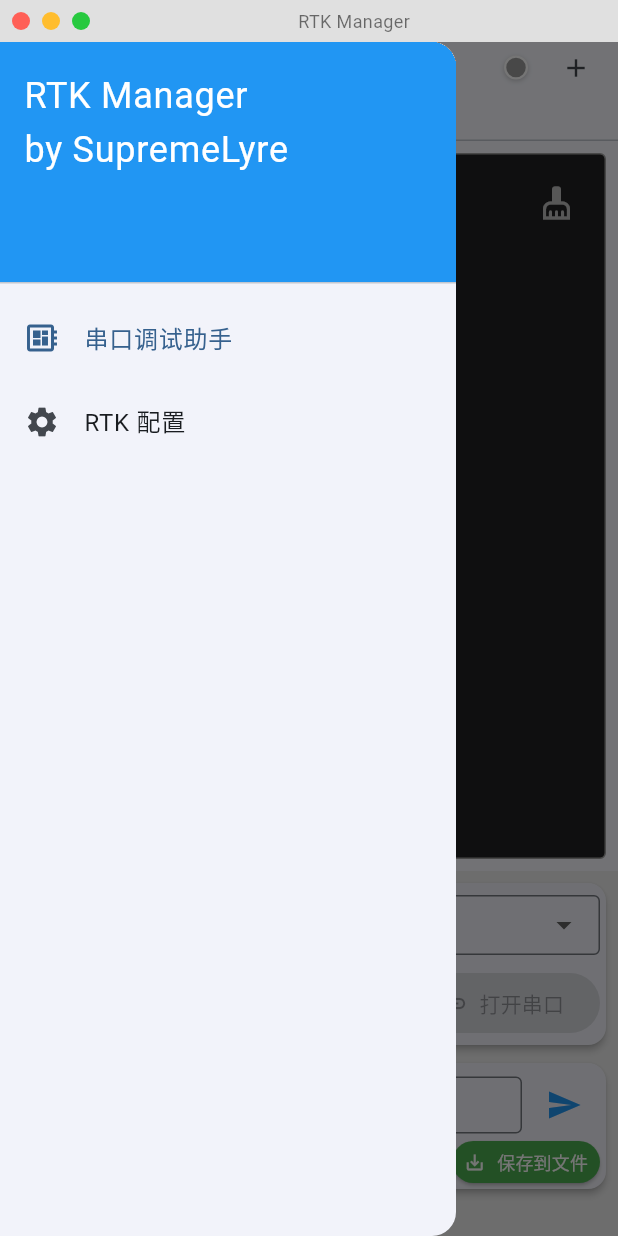
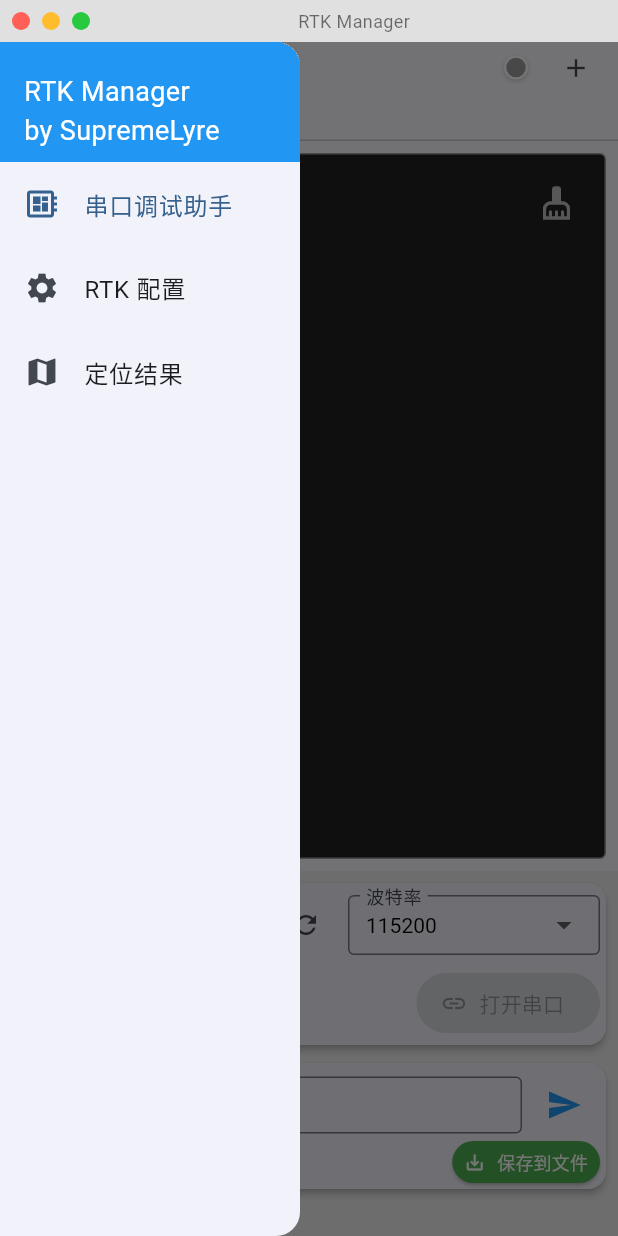
Before and after one commit to SupremeLyre/rtkmanager, a Flutter app: the screen it shows after launch, after a tap on the "menu" icon, on a phone screen of 412 x 824 dp. Run offline on Flutter 3.47's test engine with Material 3 defaults, Android fonts, the light colour scheme and no system bars; our stand-ins replace file_picker, flutter_map, latlong2; missing offline and left inert: bitsdojo_window, flutter_libserialport; Roboto replaces fonts that are missing (SourceHanSansHWSC); statements that could not run were skipped.

Commit message:
add position display page

```diff
--- a/lib/home_page.dart
+++ b/lib/home_page.dart
@@ -1,6 +1,7 @@
 import 'package:flutter/material.dart';
 import 'serial_debug_page.dart';
 import 'rtk_config_page.dart';
+import 'positioning_page.dart';
 
 class HomePage extends StatefulWidget {
   const HomePage({super.key});
@@ -28,15 +29,20 @@ class _HomePageState extends State<HomePage> {
   Widget build(BuildContext context) {
     return Scaffold(
       key: _scaffoldKey,
-      drawer: Drawer(
+      drawer: SizedBox(
+        width: 200,
+        child: Drawer(
           child: ListView(
             padding: EdgeInsets.zero,
             children: [
-            const DrawerHeader(
-              decoration: BoxDecoration(color: Colors.blue),
-              child: Text(
+              Container(
+                height: 80,
+                padding: const EdgeInsets.fromLTRB(16, 16, 16, 8),
+                decoration: const BoxDecoration(color: Colors.blue),
+                alignment: Alignment.bottomLeft,
+                child: const Text(
                   'RTK Manager\r\nby SupremeLyre',
-                style: TextStyle(color: Colors.white, fontSize: 24),
+                  style: TextStyle(color: Colors.white, fontSize: 18),
                 ),
               ),
               ListTile(
@@ -51,7 +57,14 @@ class _HomePageState extends State<HomePage> {
                 selected: _selectedIndex == 1,
                 onTap: () => _onItemTapped(1),
               ),
+              ListTile(
+                leading: const Icon(Icons.map),
+                title: const Text('定位结果'),
+                selected: _selectedIndex == 2,
+                onTap: () => _onItemTapped(2),
+              ),
             ],
+          ),
         ),
       ),
       body: IndexedStack(
@@ -59,6 +72,7 @@ class _HomePageState extends State<HomePage> {
         children: [
           SerialDebugPage(onOpenDrawer: _openDrawer),
           RtkConfigPage(onOpenDrawer: _openDrawer),
+          MobilePositioningPage(onOpenDrawer: _openDrawer),
         ],
       ),
     );
--- /dev/null
+++ b/lib/positioning_page.dart
@@ -0,0 +1,377 @@
+import 'dart:async';
+import 'dart:math';
+import 'package:flutter/material.dart';
+import 'package:flutter_map/flutter_map.dart';
+import 'package:latlong2/latlong.dart';
+import 'serial_service.dart';
+
+class MobilePositioningPage extends StatefulWidget {
+  final VoidCallback onOpenDrawer;
+
+  const MobilePositioningPage({super.key, required this.onOpenDrawer});
+
+  @override
+  State<MobilePositioningPage> createState() => _MobilePositioningPageState();
+}
+
+class _MobilePositioningPageState extends State<MobilePositioningPage> {
+  final MapController _mapController = MapController();
+  final List<PositionHistoryPoint> _points = [];
+  StreamSubscription<String>? _subscription;
+  bool _autoCenter = true;
+  PositionInfo? _currentInfo;
+
+  // Gaode Map Tile URL (Standard/Vector implementation)
+  final String _amapUrl =
+      'http://webrd{s}.is.autonavi.com/appmaptile?lang=zh_cn&size=1&scale=1&style=8&x={x}&y={y}&z={z}';
+
+  @override
+  void initState() {
+    super.initState();
+    // Subscribe to the serial service line stream
+    _subscription = SerialService().lineStream.listen(_handleLine);
+  }
+
+  @override
+  void dispose() {
+    _subscription?.cancel();
+    _mapController.dispose();
+    super.dispose();
+  }
+
+  void _handleLine(String line) {
+    // $PPPSOL,20260107121342.00,4,08,114.35696878,0.016,30.52845181,...
+    if (!line.startsWith('\$PPPSOL')) return;
+
+    try {
+      final parts = line.split(',');
+      if (parts.length < 23) return; // Ensure we have enough fields
+
+      // Parse Status
+      final int status = int.tryParse(parts[2]) ?? 0;
+
+      // Parse Coordinates
+      final double lon = double.tryParse(parts[4]) ?? 0.0;
+      final double lat = double.tryParse(parts[6]) ?? 0.0;
+
+      if (lon == 0 && lat == 0) return;
+
+      // Convert WGS84 to GCJ-02
+      final LatLng gcj02Pos = CoordinateConverter.wgs84ToGcj02(lat, lon);
+
+      // Parse Additional Info
+      final String rawTime = parts[1];
+      String timeStr = rawTime;
+      if (rawTime.length >= 14) {
+        // yyyymmddhhmmss.ss -> hh:mm:ss.ss
+        timeStr =
+            "${rawTime.substring(8, 10)}:${rawTime.substring(10, 12)}:${rawTime.substring(12)}";
+      }
+
+      // Accuracy
+      final double eastAcc = double.tryParse(parts[5]) ?? 0.0;
+      final double northAcc = double.tryParse(parts[7]) ?? 0.0;
+      final double upAcc = double.tryParse(parts[9]) ?? 0.0;
+      final double posAcc3D = sqrt(
+        eastAcc * eastAcc + northAcc * northAcc + upAcc * upAcc,
+      );
+
+      // Velocity
+      final double ve = double.tryParse(parts[11]) ?? 0.0;
+      final double vn = double.tryParse(parts[13]) ?? 0.0;
+      final double vu = double.tryParse(parts[15]) ?? 0.0;
+      final double speed3D = sqrt(ve * ve + vn * vn + vu * vu);
+
+      // Velocity Accuracy
+      final double veAcc = double.tryParse(parts[12]) ?? 0.0;
+      final double vnAcc = double.tryParse(parts[14]) ?? 0.0;
+      final double vuAcc = double.tryParse(parts[16]) ?? 0.0;
+      final double speedAcc3D = sqrt(
+        veAcc * veAcc + vnAcc * vnAcc + vuAcc * vuAcc,
+      );
+
+      // DOPs
+      final double dop1 = double.tryParse(parts[20]) ?? 0.0;
+      final double dop2 = double.tryParse(parts[21]) ?? 0.0;
+      final double dop3 = double.tryParse(parts[22]) ?? 0.0;
+
+      final newInfo = PositionInfo(
+        utcTime: timeStr,
+        status: status,
+        speed: speed3D,
+        posAcc: posAcc3D,
+        speedAcc: speedAcc3D,
+        dop1: dop1,
+        dop2: dop2,
+        dop3: dop3,
+      );
+
+      final point = PositionHistoryPoint(location: gcj02Pos, status: status);
+
+      setState(() {
+        _currentInfo = newInfo;
+        _points.add(point);
+        // Keep a reasonable buffer if needed, e.g., last 10000 points
+        if (_points.length > 5000) {
+          _points.removeAt(0);
+        }
+      });
+
+      if (_autoCenter) {
+        _mapController.move(gcj02Pos, _mapController.camera.zoom);
+      }
+    } catch (e) {
+      debugPrint('Error parsing PPPSOL: $e');
+    }
+  }
+
+  Color _getColorForStatus(int status) {
+    switch (status) {
+      case 3: // SPP
+        return Colors.pink;
+      case 4: // PPP
+        return Colors.blue;
+      case 5: // Prediction
+        return Colors.red;
+      default:
+        return Colors.grey;
+    }
+  }
+
+  String _getStatusText(int status) {
+    switch (status) {
+      case 3:
+        return "SPP (3)";
+      case 4:
+        return "PPP (4)";
+      case 5:
+        return "PRED (5)";
+      default:
+        return "UNKNOWN ($status)";
+    }
+  }
+
+  void _clearPoints() {
+    setState(() {
+      _points.clear();
+      _currentInfo = null;
+    });
+  }
+
+  @override
+  Widget build(BuildContext context) {
+    return Scaffold(
+      appBar: AppBar(
+        toolbarHeight: 36,
+        leading: IconButton(
+          icon: const Icon(Icons.menu),
+          iconSize: 20,
+          padding: EdgeInsets.zero,
+          constraints: const BoxConstraints(),
+          onPressed: widget.onOpenDrawer,
+        ),
+        title: const Text(
+          '定位结果 (高德)',
+          style: TextStyle(fontWeight: FontWeight.bold, fontSize: 16),
+        ),
+        actions: [
+          IconButton(
+            icon: Icon(
+              _autoCenter ? Icons.center_focus_strong : Icons.center_focus_weak,
+            ),
+            iconSize: 20,
+            padding: EdgeInsets.zero,
+            constraints: const BoxConstraints(minWidth: 32, minHeight: 32),
+            tooltip: '自动跟随',
+            onPressed: () {
+              setState(() {
+                _autoCenter = !_autoCenter;
+              });
+            },
+          ),
+          IconButton(
+            icon: const Icon(Icons.delete),
+            iconSize: 20,
+            padding: EdgeInsets.zero,
+            constraints: const BoxConstraints(minWidth: 32, minHeight: 32),
+            tooltip: '清除轨迹',
+            onPressed: _clearPoints,
+          ),
+          const SizedBox(width: 4),
+        ],
+      ),
+      body: Stack(
+        children: [
+          FlutterMap(
+            mapController: _mapController,
+            options: MapOptions(
+              // Default center (Wuhan as per example coords)
+              initialCenter: const LatLng(30.52845181, 114.35696878),
+              initialZoom: 17,
+            ),
+            children: [
+              TileLayer(
+                urlTemplate: _amapUrl,
+                userAgentPackageName: 'com.example.rtkmanager',
+                subdomains: const ['01', '02', '03', '04'], // usually wprd01-04
+              ),
+              // Using CircleMarkers for points as they are more performant for many points than Icons
+              CircleLayer(
+                circles: _points
+                    .map(
+                      (p) => CircleMarker(
+                        point: p.location,
+                        color: _getColorForStatus(p.status).withOpacity(0.8),
+                        borderStrokeWidth: 0.5,
+                        borderColor: Colors.white,
+                        radius: 2, // visible size
+                        useRadiusInMeter: false,
+                      ),
+                    )
+                    .toList(),
+              ),
+            ],
+          ),
+          if (_currentInfo != null)
+            Positioned(
+              top: 10,
+              left: 10,
+              child: Container(
+                padding: const EdgeInsets.all(8.0),
+                decoration: BoxDecoration(
+                  color: Colors.black.withOpacity(0.6),
+                  borderRadius: BorderRadius.circular(8),
+                ),
+                child: Column(
+                  crossAxisAlignment: CrossAxisAlignment.start,
+                  children: [
+                    Text(
+                      "UTC: ${_currentInfo!.utcTime}",
+                      style: const TextStyle(color: Colors.white, fontSize: 12),
+                    ),
+                    const SizedBox(height: 2),
+                    Row(
+                      children: [
+                        const Text(
+                          "Stat: ",
+                          style: TextStyle(color: Colors.white, fontSize: 12),
+                        ),
+                        Text(
+                          _getStatusText(_currentInfo!.status),
+                          style: TextStyle(
+                            color: _getColorForStatus(_currentInfo!.status),
+                            fontSize: 12,
+                            fontWeight: FontWeight.bold,
+                          ),
+                        ),
+                      ],
+                    ),
+                    const SizedBox(height: 2),
+                    Text(
+                      "Speed: ${_currentInfo!.speed.toStringAsFixed(3)} m/s",
+                      style: const TextStyle(color: Colors.white, fontSize: 12),
+                    ),
+                    const SizedBox(height: 2),
+                    Text(
+                      "Pos Acc: ${_currentInfo!.posAcc.toStringAsFixed(3)} m",
+                      style: const TextStyle(color: Colors.white, fontSize: 12),
+                    ),
+                    const SizedBox(height: 2),
+                    Text(
+                      "Spd Acc: ${_currentInfo!.speedAcc.toStringAsFixed(3)} m/s",
+                      style: const TextStyle(color: Colors.white, fontSize: 12),
+                    ),
+                    const SizedBox(height: 2),
+                    Text(
+                      "DOP: ${_currentInfo!.dop1.toStringAsFixed(2)} / ${_currentInfo!.dop2.toStringAsFixed(2)} / ${_currentInfo!.dop3.toStringAsFixed(2)}",
+                      style: const TextStyle(color: Colors.white, fontSize: 12),
+                    ),
+                  ],
+                ),
+              ),
+            ),
+        ],
+      ),
+    );
+  }
+}
+
+class PositionInfo {
+  final String utcTime;
+  final int status;
+  final double speed;
+  final double posAcc;
+  final double speedAcc;
+  final double dop1;
+  final double dop2;
+  final double dop3;
+
+  PositionInfo({
+    required this.utcTime,
+    required this.status,
+    required this.speed,
+    required this.posAcc,
+    required this.speedAcc,
+    required this.dop1,
+    required this.dop2,
+    required this.dop3,
+  });
+}
+
+class CoordinateConverter {
+  static const double pi = 3.1415926535897932384626;
+  static const double a = 6378245.0;
+  static const double ee = 0.00669342162296594323;
+
+  static LatLng wgs84ToGcj02(double lat, double lon) {
+    if (outOfChina(lat, lon)) {
+      return LatLng(lat, lon);
+    }
+    double dLat = transformLat(lon - 105.0, lat - 35.0);
+    double dLon = transformLon(lon - 105.0, lat - 35.0);
+    double radLat = lat / 180.0 * pi;
+    double magic = sin(radLat);
+    magic = 1 - ee * magic * magic;
+    double sqrtMagic = sqrt(magic);
+    dLat = (dLat * 180.0) / ((a * (1 - ee)) / (magic * sqrtMagic) * pi);
+    dLon = (dLon * 180.0) / (a / sqrtMagic * cos(radLat) * pi);
+    return LatLng(lat + dLat, lon + dLon);
+  }
+
+  static bool outOfChina(double lat, double lon) {
+    if (lon < 72.004 || lon > 137.8347) return true;
+    if (lat < 0.8293 || lat > 55.8271) return true;
+    return false;
+  }
+
+  static double transformLat(double x, double y) {
+    double ret =
+        -100.0 +
+        2.0 * x +
+        3.0 * y +
+        0.2 * y * y +
+        0.1 * x * y +
+        0.2 * sqrt(x.abs());
+    ret += (20.0 * sin(6.0 * x * pi) + 20.0 * sin(2.0 * x * pi)) * 2.0 / 3.0;
+    ret += (20.0 * sin(y * pi) + 40.0 * sin(y / 3.0 * pi)) * 2.0 / 3.0;
+    ret += (160.0 * sin(y / 12.0 * pi) + 320 * sin(y * pi / 30.0)) * 2.0 / 3.0;
+    return ret;
+  }
+
+  static double transformLon(double x, double y) {
+    double ret =
+        300.0 + x + 2.0 * y + 0.1 * x * x + 0.1 * x * y + 0.1 * sqrt(x.abs());
+    ret += (20.0 * sin(6.0 * x * pi) + 20.0 * sin(2.0 * x * pi)) * 2.0 / 3.0;
+    ret += (20.0 * sin(x * pi) + 40.0 * sin(x / 3.0 * pi)) * 2.0 / 3.0;
+    ret +=
+        (150.0 * sin(x / 12.0 * pi) + 300.0 * sin(x / 30.0 * pi)) * 2.0 / 3.0;
+    return ret;
+  }
+}
+
+class PositionHistoryPoint {
+  final LatLng location;
+  final int status;
+
+  PositionHistoryPoint({required this.location, required this.status});
+}
--- a/lib/rtk_config_page.dart
+++ b/lib/rtk_config_page.dart
@@ -321,10 +321,7 @@ class _RtkConfigPageState extends State<RtkConfigPage> {
           children: [
             const Text(
               'NTRIP 连接配置',
-              style: TextStyle(
-                fontSize: 16,
-                fontWeight: FontWeight.bold,
-              ),
+              style: TextStyle(fontSize: 16, fontWeight: FontWeight.bold),
             ),
             const SizedBox(height: 8),
             Row(
@@ -338,7 +335,10 @@ class _RtkConfigPageState extends State<RtkConfigPage> {
                       labelText: 'IP 地址 / 域名',
                       border: OutlineInputBorder(),
                       isDense: true,
-                      contentPadding: EdgeInsets.symmetric(horizontal: 8, vertical: 8),
+                      contentPadding: EdgeInsets.symmetric(
+                        horizontal: 8,
+                        vertical: 8,
+                      ),
                     ),
                   ),
                 ),
@@ -352,7 +352,10 @@ class _RtkConfigPageState extends State<RtkConfigPage> {
                       labelText: '端口',
                       border: OutlineInputBorder(),
                       isDense: true,
-                      contentPadding: EdgeInsets.symmetric(horizontal: 8, vertical: 8),
+                      contentPadding: EdgeInsets.symmetric(
+                        horizontal: 8,
+                        vertical: 8,
+                      ),
                     ),
                     keyboardType: TextInputType.number,
                   ),
@@ -370,7 +373,10 @@ class _RtkConfigPageState extends State<RtkConfigPage> {
                       labelText: '用户名',
                       border: OutlineInputBorder(),
                       isDense: true,
-                      contentPadding: EdgeInsets.symmetric(horizontal: 8, vertical: 8),
+                      contentPadding: EdgeInsets.symmetric(
+                        horizontal: 8,
+                        vertical: 8,
+                      ),
                     ),
                   ),
                 ),
@@ -383,7 +389,14 @@ class _RtkConfigPageState extends State<RtkConfigPage> {
                       labelText: '密码',
                       border: const OutlineInputBorder(),
                       isDense: true,
-                      contentPadding: const EdgeInsets.symmetric(horizontal: 8, vertical: 8),
+                      contentPadding: const EdgeInsets.symmetric(
+                        horizontal: 8,
+                        vertical: 8,
+                      ),
+                      suffixIconConstraints: const BoxConstraints(
+                        minWidth: 32,
+                        maxHeight: 32,
+                      ),
                       suffixIcon: IconButton(
                         icon: Icon(
                           _isPasswordVisible
@@ -416,7 +429,10 @@ class _RtkConfigPageState extends State<RtkConfigPage> {
                       labelText: '挂载点',
                       border: OutlineInputBorder(),
                       isDense: true,
-                      contentPadding: EdgeInsets.symmetric(horizontal: 8, vertical: 8),
+                      contentPadding: EdgeInsets.symmetric(
+                        horizontal: 8,
+                        vertical: 8,
+                      ),
                     ),
                     items: _mountPoints.map((mp) {
                       return DropdownMenuItem(
@@ -436,7 +452,9 @@ class _RtkConfigPageState extends State<RtkConfigPage> {
                   height: 36,
                   child: ElevatedButton(
                     onPressed: _getMountPoints,
-                    style: ElevatedButton.styleFrom(padding: const EdgeInsets.symmetric(horizontal: 8)),
+                    style: ElevatedButton.styleFrom(
+                      padding: const EdgeInsets.symmetric(horizontal: 8),
+                    ),
                     child: const Text('获取列表', style: TextStyle(fontSize: 13)),
                   ),
                 ),
@@ -460,7 +478,10 @@ class _RtkConfigPageState extends State<RtkConfigPage> {
                           flex: 2,
                           child: DropdownButtonFormField<String>(
                             value: item.portName,
-                            style: const TextStyle(fontSize: 14, color: Colors.black),
+                            style: const TextStyle(
+                              fontSize: 14,
+                              color: Colors.black,
+                            ),
                             decoration: const InputDecoration(
                               labelText: '串口',
                               border: OutlineInputBorder(),
@@ -473,7 +494,13 @@ class _RtkConfigPageState extends State<RtkConfigPage> {
                             items: _availablePorts.map((port) {
                               return DropdownMenuItem(
                                 value: port,
-                                child: Text(port, style: const TextStyle(fontSize: 14, color: Colors.black)),
+                                child: Text(
+                                  port,
+                                  style: const TextStyle(
+                                    fontSize: 14,
+                                    color: Colors.black,
+                                  ),
+                                ),
                               );
                             }).toList(),
                             onChanged: (value) {
@@ -488,7 +515,10 @@ class _RtkConfigPageState extends State<RtkConfigPage> {
                           flex: 1,
                           child: DropdownButtonFormField<int>(
                             value: item.baudRate,
-                            style: const TextStyle(fontSize: 14, color: Colors.black),
+                            style: const TextStyle(
+                              fontSize: 14,
+                              color: Colors.black,
+                            ),
                             decoration: const InputDecoration(
                               labelText: '波特率',
                               border: OutlineInputBorder(),
@@ -501,7 +531,13 @@ class _RtkConfigPageState extends State<RtkConfigPage> {
                             items: _baudRates.map((rate) {
                               return DropdownMenuItem(
                                 value: rate,
-                                child: Text(rate.toString(), style: const TextStyle(fontSize: 14, color: Colors.black)),
+                                child: Text(
+                                  rate.toString(),
+                                  style: const TextStyle(
+                                    fontSize: 14,
+                                    color: Colors.black,
+                                  ),
+                                ),
                               );
                             }).toList(),
                             onChanged: (value) {
@@ -512,10 +548,7 @@ class _RtkConfigPageState extends State<RtkConfigPage> {
                           ),
                         ),
                         IconButton(
-                          icon: const Icon(
-                            Icons.delete,
-                            color: Colors.red,
-                          ),
+                          icon: const Icon(Icons.delete, color: Colors.red),
                           iconSize: 20,
                           padding: EdgeInsets.zero,
                           constraints: const BoxConstraints(),
@@ -540,8 +573,13 @@ class _RtkConfigPageState extends State<RtkConfigPage> {
                           });
                         },
                         icon: const Icon(Icons.add, size: 16),
-                        label: const Text("添加输出串口", style: TextStyle(fontSize: 13)),
-                        style: ElevatedButton.styleFrom(padding: const EdgeInsets.symmetric(horizontal: 8)),
+                        label: const Text(
+                          "添加输出串口",
+                          style: TextStyle(fontSize: 13),
+                        ),
+                        style: ElevatedButton.styleFrom(
+                          padding: const EdgeInsets.symmetric(horizontal: 8),
+                        ),
                       ),
                     ),
                     const SizedBox(width: 4),
@@ -573,16 +611,16 @@ class _RtkConfigPageState extends State<RtkConfigPage> {
                 ),
                 if (_outputToFile)
                   Padding(
-                    padding: const EdgeInsets.only(
-                      left: 16.0,
-                      bottom: 4.0,
-                    ),
+                    padding: const EdgeInsets.only(left: 16.0, bottom: 4.0),
                     child: Row(
                       children: [
                         Expanded(
                           child: Text(
                             _outputFilePath ?? '未选择文件',
-                            style: const TextStyle(color: Colors.grey, fontSize: 12),
+                            style: const TextStyle(
+                              color: Colors.grey,
+                              fontSize: 12,
+                            ),
                             overflow: TextOverflow.ellipsis,
                           ),
                         ),
@@ -590,8 +628,15 @@ class _RtkConfigPageState extends State<RtkConfigPage> {
                           height: 28,
                           child: ElevatedButton(
                             onPressed: _pickFile,
-                            style: ElevatedButton.styleFrom(padding: const EdgeInsets.symmetric(horizontal: 8)),
-                            child: const Text('选择文件', style: TextStyle(fontSize: 12)),
+                            style: ElevatedButton.styleFrom(
+                              padding: const EdgeInsets.symmetric(
+                                horizontal: 8,
+                              ),
+                            ),
+                            child: const Text(
+                              '选择文件',
+                              style: TextStyle(fontSize: 12),
+                            ),
                           ),
                         ),
                       ],
@@ -625,15 +670,11 @@ class _RtkConfigPageState extends State<RtkConfigPage> {
                     child: ElevatedButton.icon(
                       onPressed: _connect,
                       icon: Icon(
-                        _ntripService.isConnected
-                            ? Icons.link_off
-                            : Icons.link,
+                        _ntripService.isConnected ? Icons.link_off : Icons.link,
                         size: 18,
                       ),
                       label: Text(
-                        _ntripService.isConnected
-                            ? '断开 NTRIP'
-                            : '连接 NTRIP',
+                        _ntripService.isConnected ? '断开 NTRIP' : '连接 NTRIP',
                         style: const TextStyle(fontSize: 14),
                       ),
                       style: ElevatedButton.styleFrom(
--- a/pubspec.yaml
+++ b/pubspec.yaml
@@ -39,6 +39,8 @@ dependencies:
   bitsdojo_window: ^0.1.6
   path_provider: ^2.1.5
   intl: ^0.20.2
+  flutter_map: ^8.2.2
+  latlong2: ^0.9.1
 
 dev_dependencies:
   flutter_test:
@@ -49,7 +51,7 @@ dev_dependencies:
   # activated in the `analysis_options.yaml` file located at the root of your
   # package. See that file for information about deactivating specific lint
   # rules and activating additional ones.
-  flutter_lints: ^5.0.0
+  flutter_lints: ^6.0.0
 
 # For information on the generic Dart part of this file, see the
 # following page: https://dart.dev/tools/pub/pubspec
```
Also changed, not shown: pubspec.lock. Lines whose indentation alone changed are shown as unchanged.
